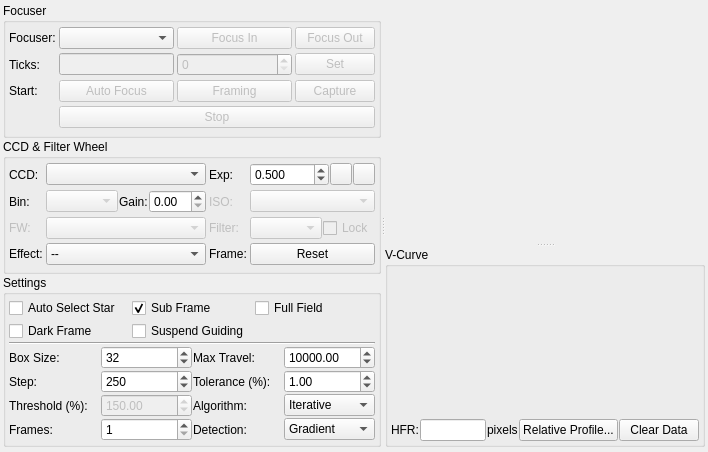
Old version of the form kstars/ekos/focus/focus.ui in the repository KDE/kstars.
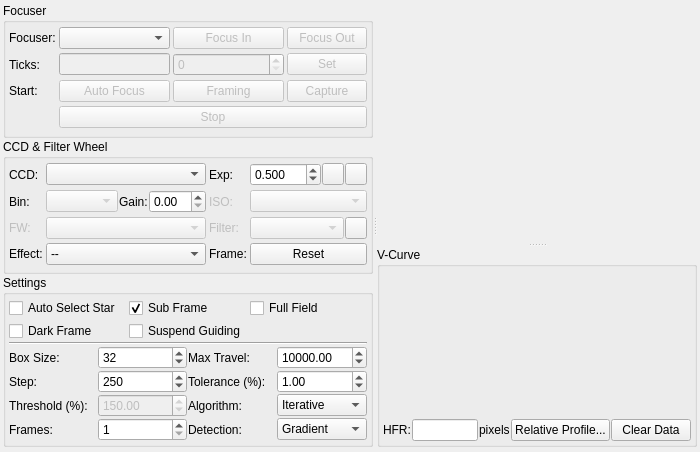
New version of the form. Icons and pictures are not drawn. Custom widgets are drawn as their Qt base class.

Commit message: Migrate focus module to Filter Manager.

Patch:
```diff
--- a/kstars/ekos/focus/focus.ui
+++ b/kstars/ekos/focus/focus.ui
@@ -409,16 +409,23 @@
              </widget>
             </item>
             <item>
-             <widget class="QCheckBox" name="lockFilterCheck">
-              <property name="enabled">
-               <bool>false</bool>
+             <widget class="QPushButton" name="filterManagerB">
+              <property name="maximumSize">
+               <size>
+                <width>22</width>
+                <height>22</height>
+               </size>
               </property>
               <property name="toolTip">
                <string>If locked, the focus process will always use the specified filter when performing autofocus.
 Otherwise, the autofocus process will utilize whatever filter currently set by the driver.</string>
               </property>
               <property name="text">
-               <string>Lock</string>
+               <string/>
+              </property>
+              <property name="icon">
+               <iconset resource="../../data/kstars.qrc">
+                <normaloff>:/icons/breeze/default/view-filter.svg</normaloff>:/icons/breeze/default/view-filter.svg</iconset>
               </property>
              </widget>
             </item>
```
Left out of the diff: 12 changed lines with no effect on the pictures. The commit also changes 2 other files.
